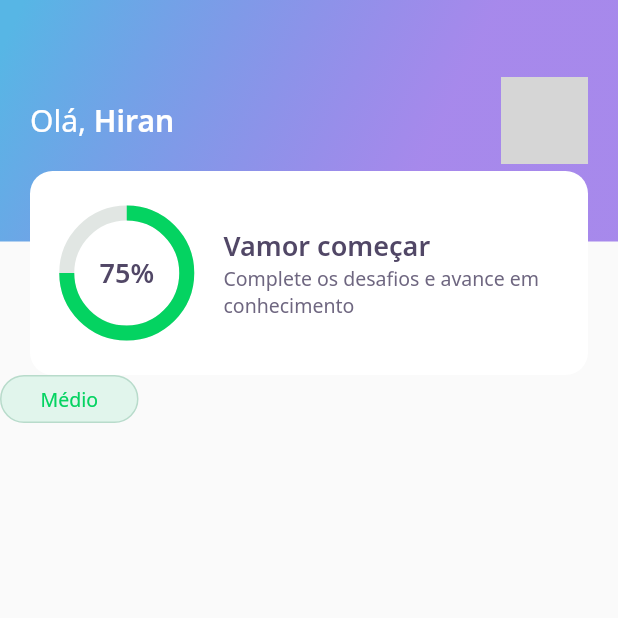
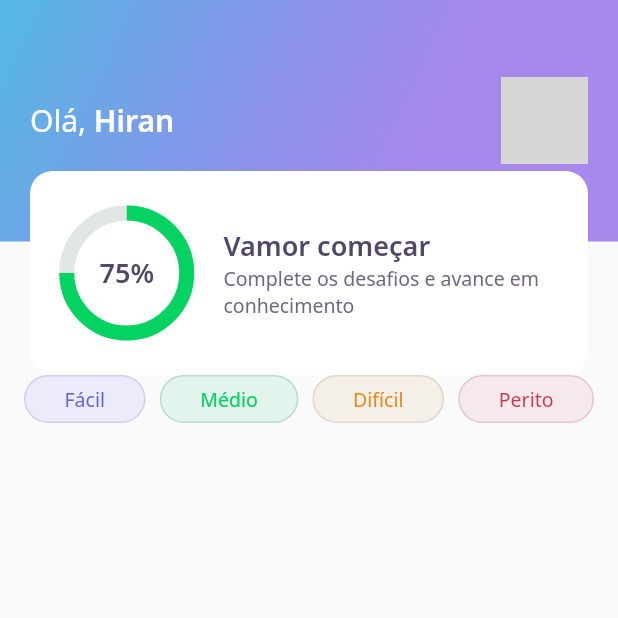
Before and after one commit to hbarbosa02/NLW-05-Trilha_Flutter, a Flutter app: the screen it shows after launch, on a phone screen of 412 x 824 dp, the top half of it. Run offline on Flutter 3.47's test engine with Material 2 defaults, Android fonts, the phone set to English and light mode, and no system bars; our stand-ins replace google_fonts; network calls fail; grey boxes are pictures that could not be loaded.

```diff
--- a/devquiz/lib/home/home_page.dart
+++ b/devquiz/lib/home/home_page.dart
@@ -14,8 +14,25 @@ class _HomePageState extends State<HomePage> {
   Widget build(BuildContext context) {
     return Scaffold(
       appBar: AppBarWidget(),
-      body: LevelButtonWidget(
-        label: "Médio",
+      body: Padding(
+        padding: const EdgeInsets.symmetric(horizontal: 16),
+        child: Row(
+          mainAxisAlignment: MainAxisAlignment.spaceBetween,
+          children: [
+            LevelButtonWidget(
+              label: "Fácil",
+            ),
+            LevelButtonWidget(
+              label: "Médio",
+            ),
+            LevelButtonWidget(
+              label: "Difícil",
+            ),
+            LevelButtonWidget(
+              label: "Perito",
+            )
+          ],
+        ),
       ),
     );
   }
```
